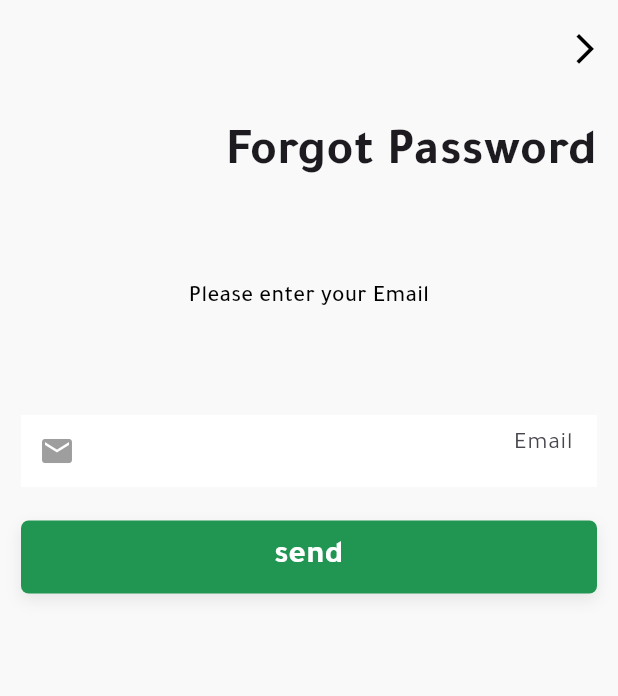
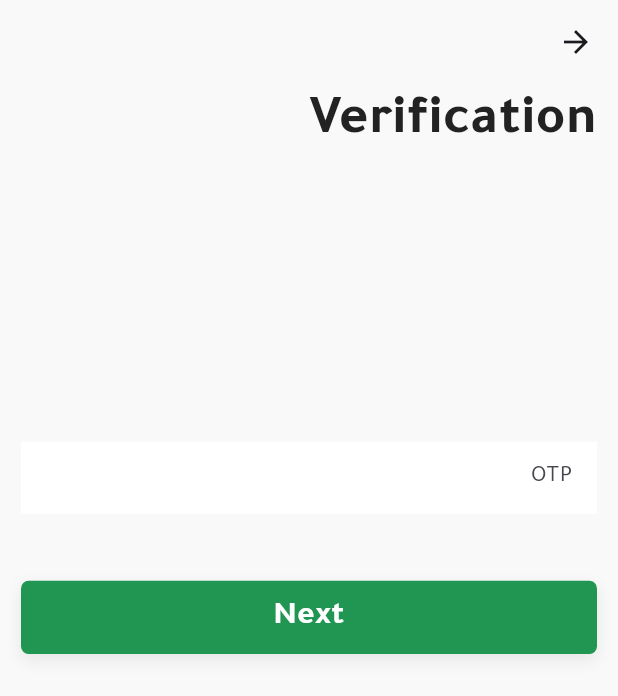
Before and after one commit to ideasandconceptsit/khayat_team1, a Flutter app: the ForgotPasswordView screen opened directly, after a tap on "send", on a phone screen of 412 x 824 dp. Shown: the top 696 px of the screen. Run offline on Flutter 3.47's test engine with Material 3 defaults, Android fonts, the phone set to English and light mode, and no system bars; our stand-ins replace cached_network_image, dio, flutter_screenutil, flutter_svg, get, get_storage and 2 more; missing offline and left inert: awesome_dio_interceptor; accounts and stored records are empty; network calls fail.

Commit message:
Add verification view and password change functionality with UI updates

```diff
--- a/lib/core/app_strings.dart
+++ b/lib/core/app_strings.dart
@@ -63,7 +63,11 @@ class AppStrings {
   static const String forgotpassword= "Forgot Password";
   static const String pleaseenterYourEmail= "Please enter your Email";
   static const String send = "send";
-    static const String email = "Email";
+  static const String email = "Email";
+  static const String next = "Next";
+  static const String verification = "Verification";
+
+
 
 
 
--- a/lib/features/profile/view/forget_password_view.dart
+++ b/lib/features/profile/view/forget_password_view.dart
@@ -3,9 +3,11 @@ import 'package:flutter_screenutil/flutter_screenutil.dart';
 import 'package:get/get.dart';
 import 'package:team1_khayat/core/app_strings.dart';
 import 'package:team1_khayat/core/app_styles.dart';
+import 'package:team1_khayat/features/profile/view/verification_view.dart';
 import 'package:team1_khayat/shared/custom_app_bar/custom_app_bar.dart';
 import 'package:team1_khayat/shared/custom_app_button/custom_app_button.dart';
 import 'package:team1_khayat/shared/custom_form_field/email_form_field.dart';
+import 'package:team1_khayat/shared/navigation_service.dart';
 import '../../../../core/app_style.dart';
 
 class ForgotPasswordView extends StatelessWidget {
@@ -46,7 +48,7 @@ class ForgotPasswordView extends StatelessWidget {
                     text: AppStrings.send.tr,
                     height: 48.h,
                     onTap: () {
-
+                      NavigationService.navigateTo(const VerificationView());
                     },
                   ),
                 ],
--- /dev/null
+++ b/lib/features/profile/view/verification_view.dart
@@ -0,0 +1,54 @@
+import 'package:flutter/material.dart';
+import 'package:flutter_screenutil/flutter_screenutil.dart';
+import 'package:get/get.dart';
+import 'package:team1_khayat/core/app_strings.dart';
+import 'package:team1_khayat/core/app_styles.dart';
+import 'package:team1_khayat/features/profile/view/widget/Build_password_change_widget.dart';
+import 'package:team1_khayat/shared/app_bottom_sheet/app_bottom_sheet.dart';
+import 'package:team1_khayat/shared/custom_app_button/custom_app_button.dart';
+import 'package:team1_khayat/shared/custom_form_field/csutom_form_field.dart';
+
+class VerificationView extends StatefulWidget {
+  const VerificationView({super.key});
+
+  @override
+  State<VerificationView> createState() => _VerificationViewState();
+}
+
+class _VerificationViewState extends State<VerificationView> {
+  final TextEditingController phoneController = TextEditingController();
+  @override
+  Widget build(BuildContext context) {
+    return Scaffold(
+      appBar: AppBar(
+          backgroundColor: Colors.transparent,
+          automaticallyImplyLeading: true),
+      body: Padding(
+        padding: const EdgeInsets.only(left: 14, right: 14),
+        child: Column(
+          crossAxisAlignment: CrossAxisAlignment.start,
+          children: [
+            Text(
+              AppStrings.verification.tr,
+              style: AppTextStyles.tajawaltextStyle34),
+             SizedBox(height: 175.h,),
+             CustomFormField(
+              hintText: 'OTP',
+             ),
+             SizedBox(height: 44.h,),
+             CustomAppButton(
+              height: 48.h,
+              text: AppStrings.next.tr,
+              onTap: () {
+                showCustomAppBottomSheet(context ,
+          height: MediaQuery.of(context).size.height *0.7,
+          child:  PasswordChangeWidget());
+              },
+            ),
+
+          ],
+        ),
+      ),
+    );
+  }
+}
```
Also changed, not shown: lib/features/profile/view/widget/Build_password_change_widget.dart (added, +31 -0 lines).
